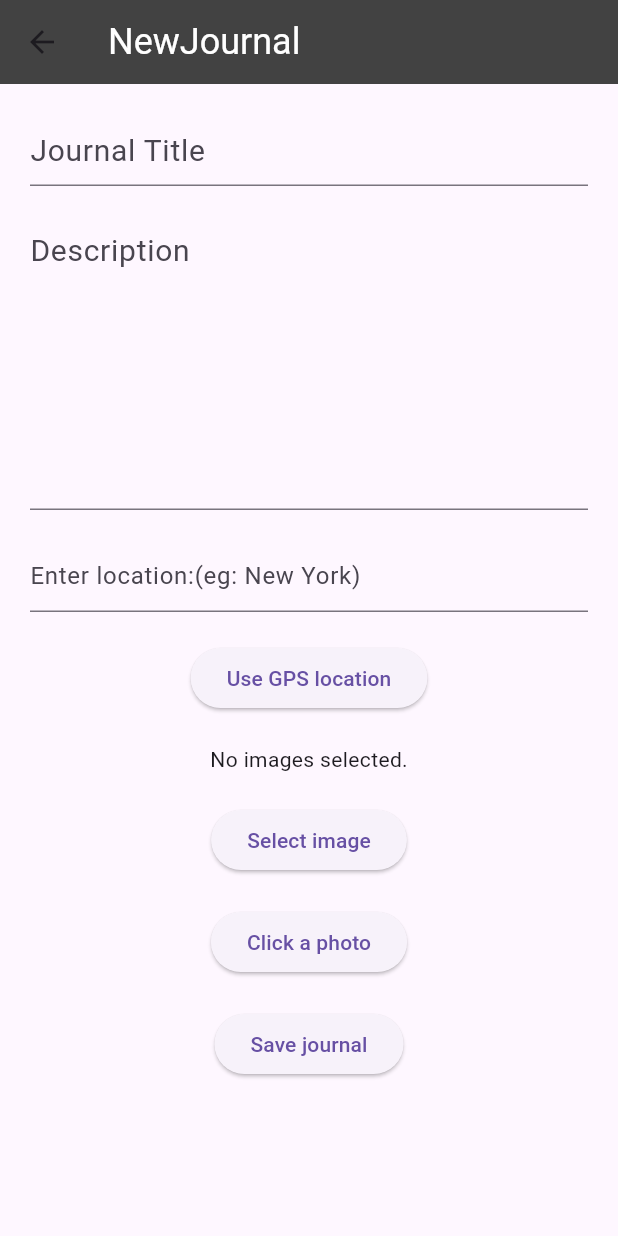
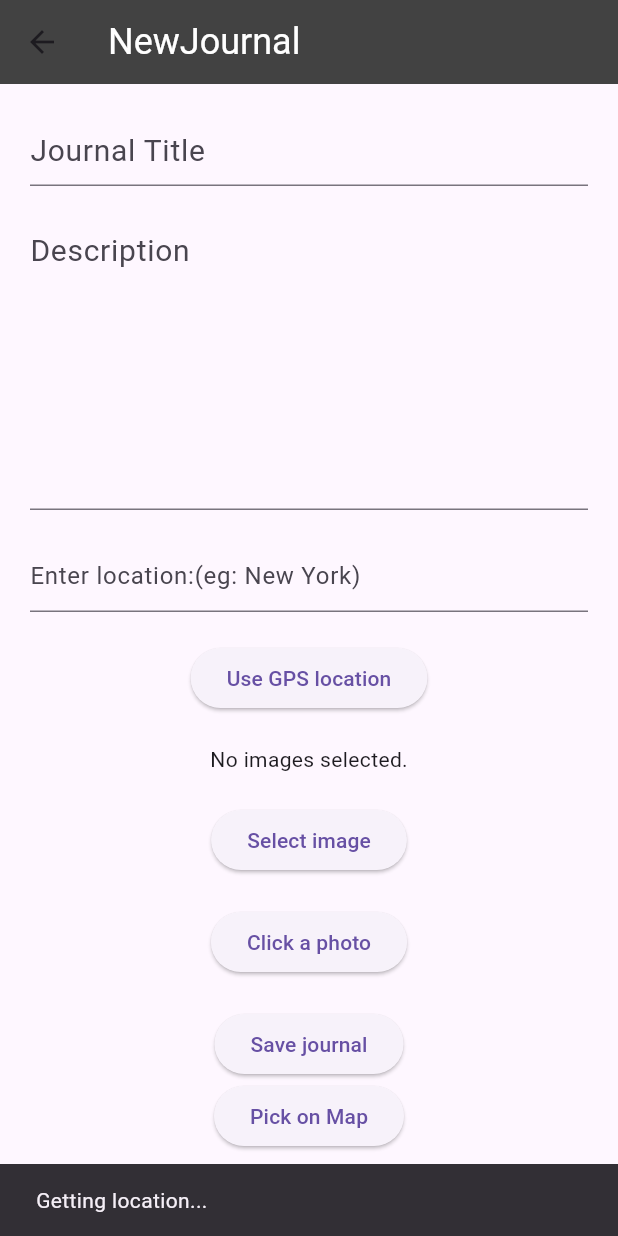
Before and after one commit to itscharanteja/Journal_Flutter, a Flutter app: the NewJournal screen opened by its route, after a tap on "Use GPS location", on a phone screen of 412 x 824 dp. Run offline on Flutter 3.47's test engine with Material 3 defaults, Android fonts, the phone set to English and light mode, and no system bars; our stand-ins replace flutter_map, geocoding, geolocator, image_picker, latlong2.

Commit message:
Changes made my Charan

```diff
--- a/lib/NewJournal.dart
+++ b/lib/NewJournal.dart
@@ -9,6 +9,8 @@ import 'package:geolocator/geolocator.dart';
 import 'package:untitled/journal_entry.dart';
 import 'package:geocoding/geocoding.dart';
 import 'dart:async';
+import 'package:latlong2/latlong.dart';
+import 'widgets/map_picker.dart';
 
 
 
@@ -21,12 +23,15 @@ class _NewJournal extends State<NewJournal> {
 
   List<File> _images =[];
   String? _selectedLocation;
+  LatLng? _selectedLatLng;
 
   final _titleController=TextEditingController();
   final _contentController=TextEditingController();
   final  _locationController= TextEditingController();
 
   Timer? _debounce;
+
+  bool _isLoadingLocation = false;
 
   Future<void> _getImage(ImageSource source) async{
 
@@ -130,92 +135,97 @@ class _NewJournal extends State<NewJournal> {
     }
   }
 
-  Future<void> _getCurrentLocation() async{
-
+  Future<void> _getCurrentLocation() async {
     try {
+      // First check if location service is enabled
       bool serviceEnabled = await Geolocator.isLocationServiceEnabled();
       if (!serviceEnabled) {
         ScaffoldMessenger.of(context).showSnackBar(
-          SnackBar(content: Text("Location Service is disabled")),
+          SnackBar(content: Text("Please enable location services")),
         );
         return;
       }
 
+      // Check permissions
       LocationPermission permission = await Geolocator.checkPermission();
       if (permission == LocationPermission.denied) {
         permission = await Geolocator.requestPermission();
-
         if (permission == LocationPermission.denied) {
           ScaffoldMessenger.of(context).showSnackBar(
-            SnackBar(content: Text('Location permiission denied.')),);
+            SnackBar(content: Text("Location permissions are denied")),
+          );
           return;
         }
-        // AndroidSettings androidSettings =AndroidSettings(
-        //   accuracy: LocationAccuracy.high,
-        //   distanceFilter: 10,
-        //   forceLocationManager: false,
-        //   intervalDuration: Duration(seconds: 10),
-        // );
-        //
-        // final locationSettings = LocationSettings(
-        //   accuracy: LocationAccuracy.high,
-        //   distanceFilter: 10,
-        // );
+      }
 
-        Position position =await Geolocator.getCurrentPosition(
-          desiredAccuracy:LocationAccuracy.high,
+      if (permission == LocationPermission.deniedForever) {
+        ScaffoldMessenger.of(context).showSnackBar(
+          SnackBar(
+            content: Text("Location permissions are permanently denied. Please enable them in settings."),
+            duration: Duration(seconds: 3),
+          ),
         );
+        return;
+      }
 
-        if (permission == LocationPermission.deniedForever) {
-          ScaffoldMessenger.of(context).showSnackBar(SnackBar(
-              content: Text("Rejected Location permission completely")));
-          return;
-        }
+      // Show loading indicator
+      ScaffoldMessenger.of(context).showSnackBar(
+        SnackBar(content: Text("Getting location...")),
+      );
 
-        List<Placemark> placemarks= await placemarkFromCoordinates(position.latitude, position.longitude);
+      // Get current position
+      Position position = await Geolocator.getCurrentPosition(
+        desiredAccuracy: LocationAccuracy.high,
+        timeLimit: Duration(seconds: 5), // Add timeout
+      );
 
-        if(placemarks.isNotEmpty){
-          Placemark place=placemarks[0];
-          String locationName="${place.locality}, ${place.administrativeArea},${place.country}";
+      // Get address from coordinates
+      List<Placemark> placemarks = await placemarkFromCoordinates(
+        position.latitude,
+        position.longitude,
+      );
 
-          setState(() {
-            _selectedLocation = "${position.latitude},${position.longitude}";
+      if (placemarks.isNotEmpty) {
+        Placemark place = placemarks[0];
+        String locationName = "${place.locality ?? ''}, ${place.administrativeArea ?? ''}, ${place.country ?? ''}";
+        locationName = locationName.replaceAll(RegExp(r'^,\s*'), ''); // Remove leading comma if locality is empty
 
-            _locationController.text=locationName;
-          });
-        }
-        else{
-          setState(() {
-            _selectedLocation="${position.latitude},${position.longitude}";
-            _locationController.text="My location";
-          });
-        }
+        setState(() {
+          _selectedLocation = "${position.latitude},${position.longitude}";
+          _selectedLatLng = LatLng(position.latitude, position.longitude);
+          _locationController.text = locationName;
+        });
 
-
-
-
-        // setState(() {
-        //   _selectedLocation = "${position.latitude},${position.longitude}";
-        //   _locationController.text="My Location";
-        // });
-
-
-        // Position position =await Geolocator.getCurrentPosition();
-        // setState(() {
-        //   _selectedLocation="${position.latitude}, ${position.longitude}";
-        // });
+        // Show success message
+        ScaffoldMessenger.of(context).showSnackBar(
+          SnackBar(content: Text("Location updated successfully")),
+        );
       }
-    }
-    catch(e){
+    } catch (e) {
+      print("Error getting location: $e");
       ScaffoldMessenger.of(context).showSnackBar(
-          SnackBar(content: Text("Error in accessing the location!")),
+        SnackBar(content: Text("Error getting location. Please try again.")),
       );
     }
+  }
 
-
-
-
-
+  void _showMapPicker() async {
+    await showModalBottomSheet(
+      context: context,
+      isScrollControlled: true,
+      builder: (context) => Container(
+        height: MediaQuery.of(context).size.height * 0.7,
+        child: MapPicker(
+          onLocationPicked: (location, address) {
+            setState(() {
+              _selectedLatLng = location;
+              _locationController.text = address;
+              _selectedLocation = "${location.latitude},${location.longitude}";
+            });
+          },
+        ),
+      ),
+    );
   }
 
   @override
@@ -294,7 +304,20 @@ class _NewJournal extends State<NewJournal> {
               decoration:InputDecoration(hintText: "Enter location:(eg: New York)"),
               ),
               SizedBox(height: 20,),
-              ElevatedButton(onPressed: _getCurrentLocation, child:Text("Use GPS location")),
+              ElevatedButton(
+                onPressed: _isLoadingLocation ? null : () async {
+                  setState(() {
+                    _isLoadingLocation = true;
+                  });
+                  await _getCurrentLocation();
+                  setState(() {
+                    _isLoadingLocation = false;
+                  });
+                },
+                child: _isLoadingLocation
+                  ? CircularProgressIndicator(color: Colors.white)
+                  : Text("Use GPS location"),
+              ),
 
               _selectedLocation !=null? Text("Selected Location: $_selectedLocation") : SizedBox(),
 
@@ -345,6 +368,11 @@ class _NewJournal extends State<NewJournal> {
               ElevatedButton(onPressed:_saveJournal
                   , child:Text("Save journal")),
 
+              ElevatedButton(
+                onPressed: _showMapPicker,
+                child: Text("Pick on Map"),
+              ),
+
 
 
 
--- a/lib/journal_entry.dart
+++ b/lib/journal_entry.dart
@@ -2,10 +2,34 @@ class JournalEntry {
   final String title;
   final List<String> imagePaths;
   final String content;
+  final double? latitude;
+  final double? longitude;
+  final String? locationName;
 
   JournalEntry({
     required this.title,
     required this.imagePaths,
     required this.content,
+    this.latitude,
+    this.longitude,
+    this.locationName,
   });
+
+  Map<String, dynamic> toJson() => {
+    'title': title,
+    'content': content,
+    'imagePaths': imagePaths,
+    'latitude': latitude,
+    'longitude': longitude,
+    'locationName': locationName,
+  };
+
+  factory JournalEntry.fromJson(Map<String, dynamic> json) => JournalEntry(
+    title: json['title'],
+    content: json['content'],
+    imagePaths: List<String>.from(json['imagePaths']),
+    latitude: json['latitude'],
+    longitude: json['longitude'],
+    locationName: json['locationName'],
+  );
 }
```
Also changed, not shown: lib/widgets/map_picker.dart (added, +112 -0 lines), pubspec.yaml (+2 -5 lines), pubspec.lock, 10 other files.
